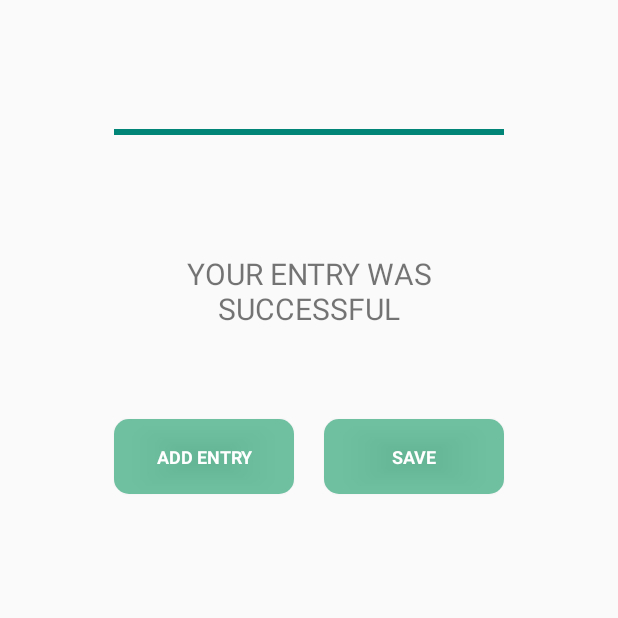
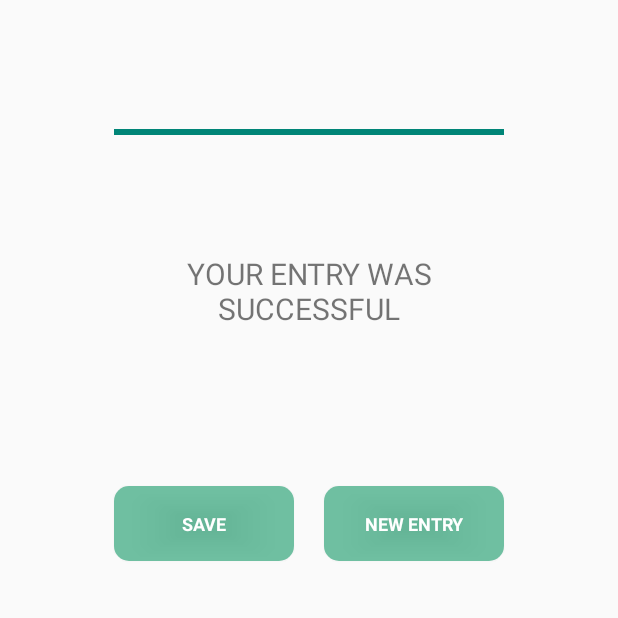
Before and after one commit to christianmaierger/drm-notes-android-app, an Android app: the fragment SuccessFragment shown on its own in the app's theme, on a phone screen of 412 x 824 dp, the top half of it. Run offline under Robolectric (Android 15) with nearby library versions, the light colour scheme and no system bars; 1 statement that could not run was skipped.

Commit message:
Colour correction for midterm + other small things

```diff
--- a/app/src/main/res/layout-v21/fragment_manage_notifications.xml
+++ b/app/src/main/res/layout-v21/fragment_manage_notifications.xml
@@ -33,7 +33,7 @@
         android:layout_marginTop="24dp"
         android:clickable="true"
         android:src="@drawable/ic_action_name"
-        app:backgroundTint="@color/purple_500"
+        app:backgroundTint="@color/lightPurpel"
         app:layout_constraintStart_toStartOf="parent"
         app:layout_constraintTop_toBottomOf="@+id/manageNotifications" />
 
@@ -57,7 +57,7 @@
         android:layout_marginStart="56dp"
         android:layout_marginLeft="56dp"
         android:layout_marginTop="32dp"
-        android:headerBackground="@color/purple_500"
+        android:headerBackground="@color/lightPurpel"
         android:timePickerMode="clock"
         android:visibility="visible"
         app:layout_constraintStart_toStartOf="parent"
--- a/app/src/main/res/layout/fragment_manage_notifications.xml
+++ b/app/src/main/res/layout/fragment_manage_notifications.xml
@@ -33,7 +33,7 @@
         android:layout_marginTop="24dp"
         android:clickable="true"
         android:src="@drawable/ic_action_name"
-        app:backgroundTint="@color/purple_500"
+        app:backgroundTint="@color/lightPurpel"
         app:layout_constraintStart_toStartOf="parent"
         app:layout_constraintTop_toBottomOf="@+id/manageNotifications" />
 
@@ -57,7 +57,7 @@
         android:layout_marginStart="56dp"
         android:layout_marginLeft="56dp"
         android:layout_marginTop="32dp"
-        android:headerBackground="@color/purple_500"
+        android:headerBackground="@color/lightPurpel"
         android:timePickerMode="clock"
         android:visibility="visible"
         app:layout_constraintStart_toStartOf="parent"
--- a/app/src/main/res/layout/fragment_success.xml
+++ b/app/src/main/res/layout/fragment_success.xml
@@ -11,15 +11,31 @@
         android:layout_width="255dp"
         android:layout_height="100dp"
         android:layout_marginTop="144dp"
-        android:layout_marginBottom="29dp"
         android:gravity="center"
         android:text="Your entry was successful"
         android:textAllCaps="true"
         android:textSize="20sp"
-        app:layout_constraintBottom_toTopOf="@+id/btnSaveEntry"
         app:layout_constraintEnd_toEndOf="parent"
         app:layout_constraintStart_toStartOf="parent"
         app:layout_constraintTop_toTopOf="parent" />
+
+    <Button
+        android:id="@+id/btnSaveEntry"
+        style="@style/buttonStyle"
+        android:layout_width="120dp"
+        android:layout_height="50dp"
+        android:layout_marginStart="76dp"
+        android:layout_marginLeft="76dp"
+        android:layout_marginTop="80dp"
+        android:layout_marginEnd="19dp"
+        android:layout_marginRight="19dp"
+        android:background="@drawable/button"
+        android:gravity="center"
+        android:text="Save"
+        android:textAllCaps="true"
+        app:layout_constraintEnd_toStartOf="@+id/btnAddEntry"
+        app:layout_constraintStart_toStartOf="parent"
+        app:layout_constraintTop_toBottomOf="@+id/textSuccess" />
 
     <Button
         android:id="@+id/btnAddEntry"
@@ -27,35 +43,17 @@
         android:layout_width="120dp"
         android:layout_height="50dp"
         android:layout_alignBottom="@id/btnSaveEntry"
-        android:layout_marginStart="76dp"
-        android:layout_marginLeft="76dp"
-        android:layout_marginTop="35dp"
+        android:layout_marginTop="80dp"
+        android:layout_marginEnd="76dp"
+        android:layout_marginRight="76dp"
         android:background="@drawable/button"
         android:gravity="center"
-        android:text="Add Entry"
-        android:textAllCaps="true"
-        app:layout_constraintEnd_toStartOf="@+id/btnSaveEntry"
-        app:layout_constraintStart_toStartOf="parent"
-        app:layout_constraintTop_toBottomOf="@+id/textSuccess" />
-
-    <Button
-        android:id="@+id/btnSaveEntry"
-        android:layout_width="120dp"
-        android:layout_height="50dp"
-        android:layout_marginStart="19dp"
-        android:layout_marginLeft="19dp"
-        android:layout_marginTop="35dp"
-        android:layout_marginEnd="76dp"
-        android:layout_marginRight="76dp"
-        android:gravity="center"
-        android:text="Save"
+        android:text="New Entry"
         android:textAllCaps="true"
         app:layout_constraintEnd_toEndOf="parent"
-        app:layout_constraintHorizontal_bias="0.0"
-        app:layout_constraintStart_toEndOf="@+id/btnAddEntry"
-        app:layout_constraintTop_toBottomOf="@+id/textSuccess"
-        style="@style/buttonStyle"
-        android:background="@drawable/button"/>
+        app:layout_constraintHorizontal_bias="1.0"
+        app:layout_constraintStart_toEndOf="@+id/btnSaveEntry"
+        app:layout_constraintTop_toBottomOf="@+id/textSuccess" />
 
     <ProgressBar
         android:id="@+id/pBarSuccess"
--- a/app/src/main/res/values/colors.xml
+++ b/app/src/main/res/values/colors.xml
@@ -7,12 +7,12 @@
     <color name="teal_700">#FF018786</color>
     <color name="black">#FF000000</color>
     <color name="white">#FFFFFFFF</color>
-    <color name="lightPurpel">#C5CAE9</color>
-    <color name="darkPurpel">#9499B7</color>
+    <color name="lightPurpel">#9DA2BF</color>
+    <color name="darkPurpel">#74799A</color>
 
 
     <!-- Farbe der Nav-Buttons : Nicht löschen -->
-    <color name="navButton">#c5cae9</color>
+    <color name="navButton">#9DA2BF</color>
 
     <!-- Testfarben allgemein : Nicht löschen -->
     <color name="lightGreen">#81c784</color>1
--- a/app/src/main/res/values/themes.xml
+++ b/app/src/main/res/values/themes.xml
@@ -2,8 +2,8 @@
     <!-- Base application theme. -->
     <style name="Theme.DRMAPP" parent="Theme.AppCompat.DayNight.DarkActionBar">
         <!-- Primary brand color. -->
-        <item name="colorPrimary">#C5CAE9</item>
-        <item name="colorPrimaryVariant">#9499B7</item>
+        <item name="colorPrimary">#9DA2BF</item>
+        <item name="colorPrimaryVariant">#74799A</item>
         <item name="colorOnPrimary">@color/white</item>
         <!-- Secondary brand color. -->
         <item name="colorSecondary">@color/teal_200</item>
```
